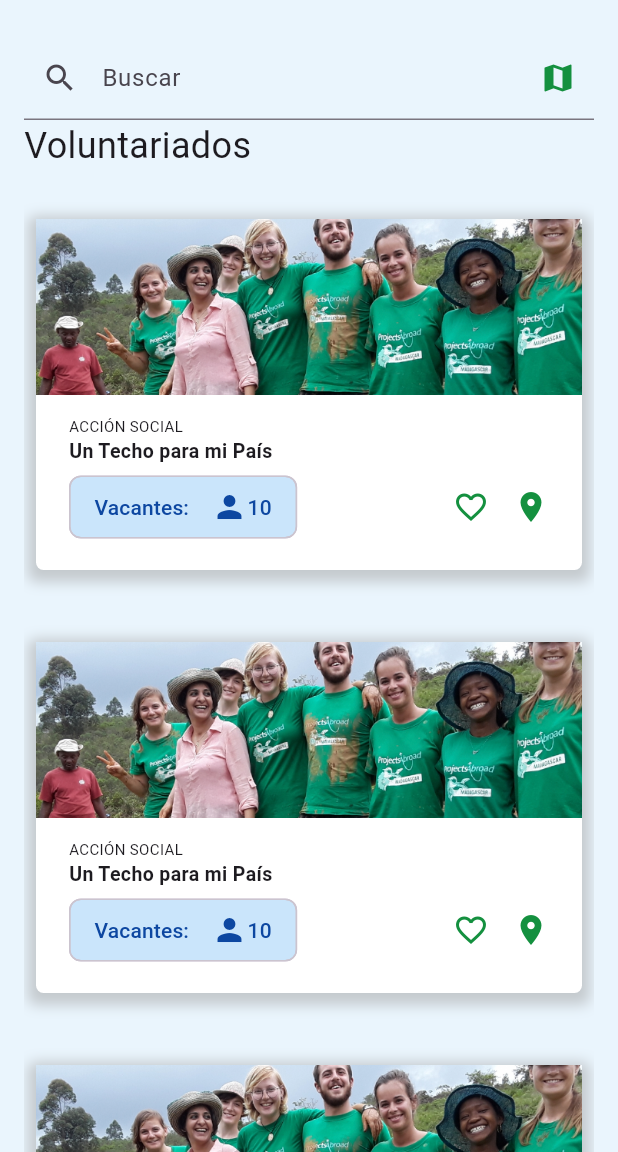
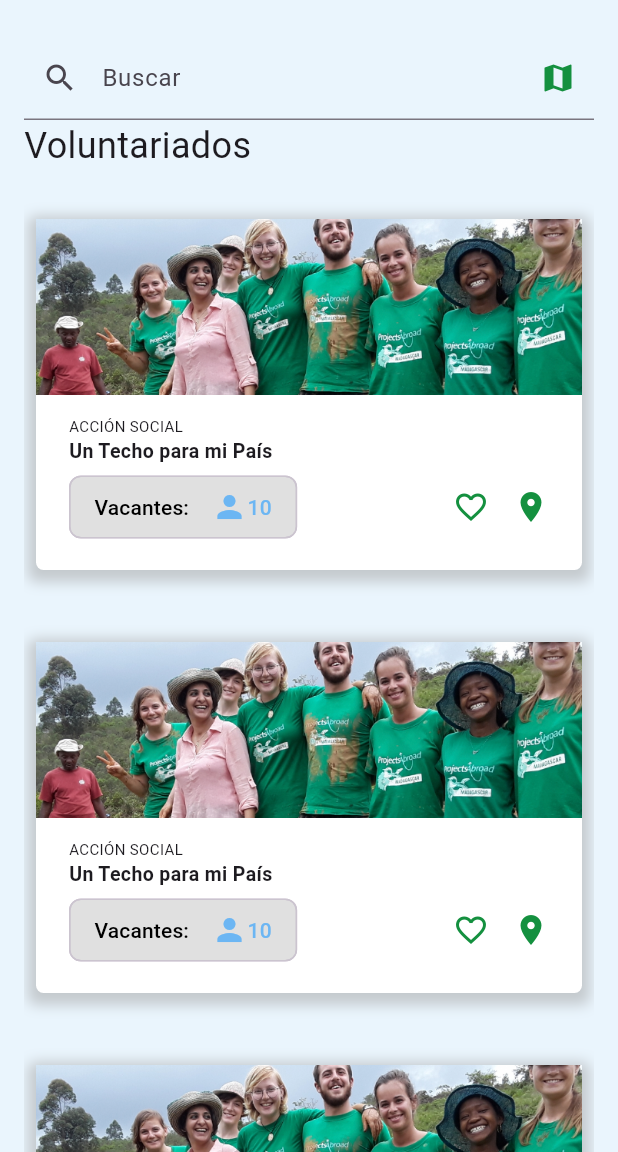
Before and after one commit to anitacruz/equipo_estrella, a Flutter app: the screen it shows after launch, on a phone screen of 412 x 824 dp, the part 84-1236 px from its top. Run offline on Flutter 3.47's test engine with Material 2 defaults, Android fonts, the phone set to English and light mode, and no system bars.

Commit message:
feat: chip widget

```diff
--- a/lib/widgets/atoms/card_chip.dart
+++ b/lib/widgets/atoms/card_chip.dart
@@ -1,25 +1,37 @@
 import 'package:flutter/material.dart';
+import '../../colors.dart';
 
 class CardChip extends StatelessWidget {
-  const CardChip(
-      {Key? key, required this.label, required this.icon, required this.value})
+  const CardChip({Key? key, required this.amount, required this.isAvailable})
       : super(key: key);
 
-  final String label;
-  final IconData icon;
-  final int value;
-
-  //TODO: make it accept class props
+  final int amount;
+  final bool isAvailable;
   @override
   Widget build(BuildContext context) {
-    return const Chip(
+    return Chip(
+        backgroundColor:
+            isAvailable ? ManosColors.secondary80 : ManosColors.neutral25,
+        // labelStyle: TextStyle(color: ManosColors.secondary200),
         label: Row(
-      children: [
-        Text("Vacantes:"),
-        SizedBox(width: 15),
-        Icon(Icons.person),
-        Text("10")
-      ],
-    ));
+          children: [
+            Text("Vacantes:",
+                style: TextStyle(
+                    color: isAvailable
+                        ? ManosColors.secondary200
+                        : ManosColors.neutral0)),
+            const SizedBox(width: 15),
+            Icon(Icons.person,
+                color: isAvailable
+                    ? ManosColors.secondary200
+                    : ManosColors.secondary80,
+                size: 24),
+            Text('$amount',
+                style: TextStyle(
+                    color: isAvailable
+                        ? ManosColors.secondary200
+                        : ManosColors.secondary80))
+          ],
+        ));
   }
 }
--- a/lib/widgets/volunteer_card_acction.dart
+++ b/lib/widgets/volunteer_card_acction.dart
@@ -1,4 +1,5 @@
 import 'package:equipo_estrella/colors.dart';
+import 'package:equipo_estrella/widgets/atoms/card_chip.dart';
 import 'package:flutter/material.dart';
 
 class VolunteerCardAction extends StatelessWidget {
@@ -12,20 +13,7 @@ class VolunteerCardAction extends StatelessWidget {
         child: const Row(
           mainAxisAlignment: MainAxisAlignment.spaceBetween,
           children: [
-            Chip(
-                backgroundColor: ManosColors.secondary25,
-                // selectedColor: Color.fromARGB(255, 202, 229, 251),
-                // selected: true,
-                labelStyle: TextStyle(color: ManosColors.secondary200),
-                label: Row(
-                  children: [
-                    Text("Vacantes:"),
-                    SizedBox(width: 15),
-                    Icon(Icons.person,
-                        color: ManosColors.secondary200, size: 24),
-                    Text("10")
-                  ],
-                )),
+            CardChip(amount: 10, isAvailable: false),
             Row(
               children: [
                 Icon(
```
